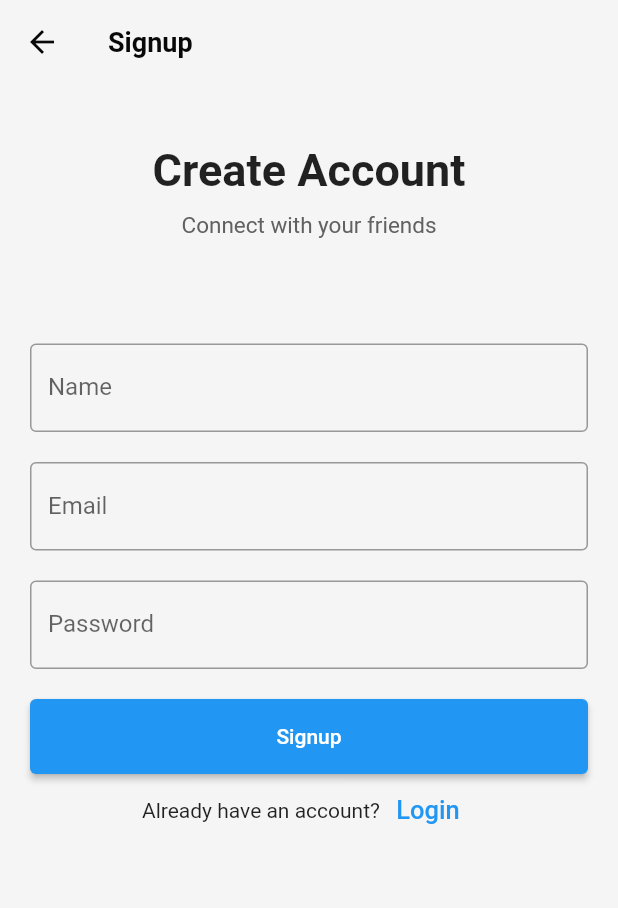
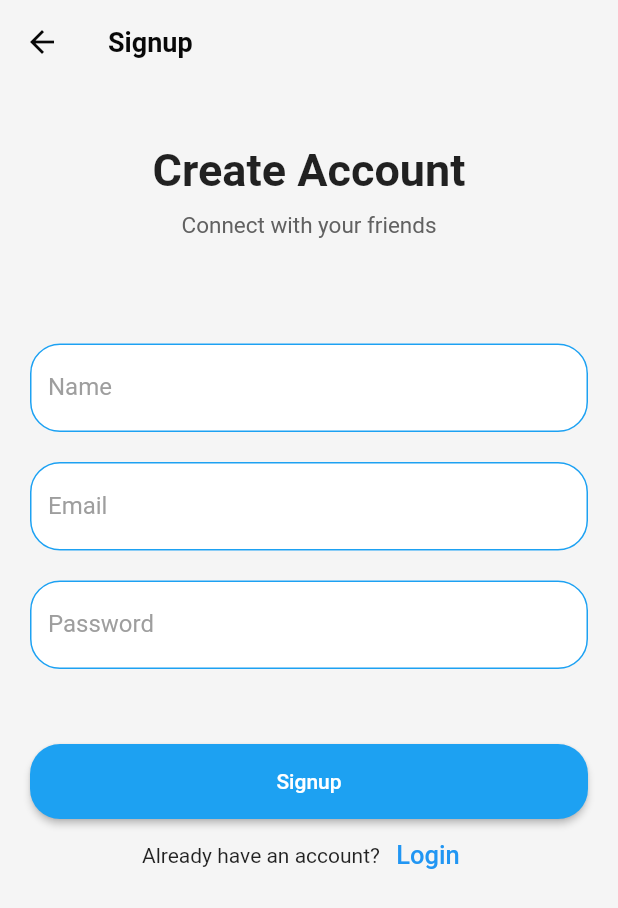
Before and after one commit to svikapp/svik, a Flutter app: the screen it shows after launch, after a tap on "Sign up", on a phone screen of 412 x 824 dp. Shown: the top 908 px of the screen. Run offline on Flutter 3.47's test engine with Material 2 defaults, Android fonts, the phone set to English and light mode, and no system bars; our stand-ins replace bloc, dartz, dio, equatable, eva_icons_flutter, flutter_bloc and 3 more.

Commit message:
solved verify session issue & improved login & signup view

```diff
--- a/lib/app.dart
+++ b/lib/app.dart
@@ -8,7 +8,7 @@ import 'package:svik/presentation/pages/authentication/login_view.dart';
 import 'package:svik/presentation/pages/settings/setting_view.dart';
 import 'package:svik/presentation/pages/settings/views/about_view/about_view.dart';
 import 'package:svik/presentation/pages/settings/views/set_theme_view/set_theme_view.dart';
-import 'package:svik/presentation/pages/deceider_view.dart';
+import 'package:svik/presentation/pages/decider_view.dart';
 import 'package:svik/presentation/themes/app_theme.dart';
 
 import 'domain/usecases/auth/verify_session.dart';
@@ -38,12 +38,12 @@ class App extends StatelessWidget {
           return MaterialApp(
             initialRoute: '/',
             routes: {
-              "/":(context) => const DeceiderView(),
-              "/setting": (context) => SettingsView(),
-              "/settings/theme": (context) => SetThemeView(),
-              "/settings/about": (context) => AboutView(),
+              "/":(context) => const DeciderView(),
+              "/setting": (context) => const SettingsView(),
+              "/settings/theme": (context) => const SetThemeView(),
+              "/settings/about": (context) => const AboutView(),
               "/login":(context) => LoginView(),
-              "/signup":(context) => SignupPage(),
+              "/signup":(context) => const SignupPage(),
             },
             theme: AppTheme.light,
             darkTheme: AppTheme.dark,
--- a/lib/core/error/failures.dart
+++ b/lib/core/error/failures.dart
@@ -10,4 +10,7 @@ class AuthFailure extends Failure {
   AuthFailure({required this.message});
 }
 
-class SessionFailure extends Failure {}
+class SessionFailure extends Failure {
+  final String message;
+  SessionFailure({required this.message});
+}
--- a/lib/data/data_sources/auth/auth_api_client.dart
+++ b/lib/data/data_sources/auth/auth_api_client.dart
@@ -1,15 +1,18 @@
 import 'dart:convert';
 
 import 'package:dio/dio.dart';
+import 'package:logger/logger.dart';
 import 'package:svik/core/error/exceptions.dart';
 
 class AuthApiClient {
   final Dio dioClient;
+  late final Logger logger;
   AuthApiClient({required this.dioClient});
 
   // Future<Map<String, dynamic>> login(String email, String password) async {}
 
   Future<Map<String, dynamic>> verifySession(String token) async {
+    logger = Logger();
     final response = await dioClient.get(
       '/user/session',
       options: Options(
@@ -17,9 +20,11 @@ class AuthApiClient {
       ),
     );
     final data = jsonDecode(response.data);
+    // logger.i(data);
     if (data['verified']) {
       return data;
     } else {
+      // logger.e(data['message']);
       throw ApiException(message: data['message']);
     }
   }
--- a/lib/data/data_sources/auth/auth_datasource.dart
+++ b/lib/data/data_sources/auth/auth_datasource.dart
@@ -29,10 +29,7 @@ class AuthDataSourceImpl implements AuthDataSource {
     try {
       final token = await cacheHelper.getToken();
       final result = await authApiClient.verifySession(token);
-      return SessionResult(
-        message: result['message'],
-        verified: true,
-      );
+      return SessionResult.fromJson(result);
     } on CacheException {
       throw AuthException(message: "no token available");
     } on ApiException catch (e) {
--- a/lib/data/models/auth/session_result.dart
+++ b/lib/data/models/auth/session_result.dart
@@ -1,11 +1,19 @@
 import 'package:svik/domain/entities/auth/session_result.dart';
 
 class SessionResult extends SessionResultEntity {
-  final String message;
-  final bool verified;
-  SessionResult({required this.message, required this.verified})
-      : super(
-          message: message,
-          verified: verified,
-        );
+  SessionResult({required super.message, required super.verified});
+
+  factory SessionResult.fromJson(Map<String, dynamic> json) {
+    return SessionResult(
+      message: json['message'],
+      verified: json['verified'],
+    );
+  }
+
+  Map<String, dynamic> toJson() {
+    return {
+      'message': message,
+      'verified': verified,
+    };
+  }
 }
--- a/lib/data/repositories/auth/auth_repository_impl.dart
+++ b/lib/data/repositories/auth/auth_repository_impl.dart
@@ -36,12 +36,12 @@ class AuthRepositoryImpl implements AuthRepository {
   }
 
   @override
-  Future<Either<Failure, SessionResultEntity>> verifySession() async {
+  Future<Either<SessionFailure, SessionResultEntity>> verifySession() async {
     try {
       final res = await authDataSource.verifySession();
       return Right(res);
-    } catch (e) {
-      return Left(SessionFailure());
+    }on AuthException catch (e) {
+      return Left(SessionFailure(message: e.message));
     }
   }
 
--- a/lib/domain/repositories/auth/auth_repository.dart
+++ b/lib/domain/repositories/auth/auth_repository.dart
@@ -49,6 +49,6 @@ abstract class AuthRepository {
 
   Future<Either<AuthFailure,void>> logout();
 
-  Future<Either<Failure,SessionResultEntity>> verifySession();
+  Future<Either<SessionFailure,SessionResultEntity>> verifySession();
 
 }
--- a/lib/domain/usecases/auth/verify_session.dart
+++ b/lib/domain/usecases/auth/verify_session.dart
@@ -9,7 +9,7 @@ class VerifySession implements UseCase<SessionResultEntity,NoParams> {
 
   VerifySession({required this.authRepository});
   @override
-  Future<Either<Failure, SessionResultEntity>> call(NoParams params)async {
+  Future<Either<SessionFailure, SessionResultEntity>> call(NoParams params)async {
     return await authRepository.verifySession();
   }
 }
--- a/lib/injection_container.dart
+++ b/lib/injection_container.dart
@@ -1,5 +1,6 @@
 import 'package:get_it/get_it.dart';
 import 'package:dio/dio.dart';
+import 'package:logger/logger.dart';
 import 'package:shared_preferences/shared_preferences.dart';
 import 'package:svik/data/data_sources/auth/auth_api_client.dart';
 import 'package:svik/data/data_sources/auth/auth_datasource.dart';
@@ -13,16 +14,23 @@ import 'data/local/cache_helper.dart';
 final sl = GetIt.instance;
 
 Future<void> init() async {
+  final logger = Logger();
+  logger.i('Injecting dependencies');
   // Initializing a new instance of Dio client and setting the base url to the API endpoint.
   final dioClient = Dio();
-  dioClient.options.baseUrl = "htttp://localhost:3000";
+  dioClient.options.baseUrl = "http://localhost:3000";
+
   // Blocs
   sl.registerLazySingleton<AuthBloc>(() => AuthBloc(verifySession: sl<VerifySession>()));
+
+
   // Usecases
   sl.registerLazySingleton<VerifySession>(() => VerifySession(authRepository: sl<AuthRepository>()));
+
+
   // Repositories
-  sl.registerLazySingleton<AuthRepository>(
-      () => AuthRepositoryImpl(authDataSource: sl()));
+  sl.registerLazySingleton<AuthRepository>(() => AuthRepositoryImpl(authDataSource: sl()));
+
 
   // Datasources and Helpers
   sl.registerLazySingleton<AuthDataSource>(
@@ -31,14 +39,20 @@ Future<void> init() async {
       cacheHelper: sl<CacheHelper>(),
     ),
   );
+
   sl.registerLazySingleton(() => CacheHelper(sl<SharedPreferences>()));
+
 
   // Api Clients for different features
   sl.registerLazySingleton(() => AuthApiClient(dioClient: sl<Dio>()));
+
+
 
   //! External
   final sharedPreferences = await SharedPreferences.getInstance();
   sl.registerLazySingleton(() => sharedPreferences);
 
   sl.registerLazySingleton(() => dioClient);
+
+  // sl.registerLazySingleton(() => Logger());
 }
--- a/lib/presentation/bloc/auth/auth_bloc.dart
+++ b/lib/presentation/bloc/auth/auth_bloc.dart
@@ -1,5 +1,6 @@
 import 'package:bloc/bloc.dart';
 import 'package:equatable/equatable.dart';
+import 'package:logger/logger.dart';
 import 'package:svik/core/usecases/usecase.dart';
 import 'package:svik/domain/usecases/auth/verify_session.dart';
 
@@ -9,10 +10,18 @@ part 'auth_state.dart';
 class AuthBloc extends Bloc<AuthEvent, AuthState> {
   final VerifySession verifySession;
   AuthBloc({required this.verifySession}) : super(Uninitialized()) {
-    on<AppStarted>((event, emit)async {
+    on<AppStarted>((event, emit) async {
       emit(AuthLoading());
       final result = await verifySession.call(NoParams());
-      final state = result.fold((l) => UnAuthenticated(), (r) => Authenticated());
+      Logger logger = Logger();
+      logger.i('Got result for session verification');
+      final state = result.fold((l) {
+        logger.e('Error verification - ${l.message}');
+        return UnAuthenticated();
+      }, (r) {
+        logger.i('Authenticated');
+        return Authenticated();
+      });
       emit(state);
     });
   }
--- a/lib/presentation/pages/authentication/signup_view.dart
+++ b/lib/presentation/pages/authentication/signup_view.dart
@@ -71,7 +71,7 @@ class SignupPage extends StatelessWidget {
               ),
             ),
             SizedBox(
-              height: 20,
+              height: 50,
             ),
             Container(
               height: 50,
--- a/lib/presentation/pages/deceider_view.dart
+++ b/lib/presentation/pages/decider_view.dart
@@ -1,15 +1,12 @@
-import 'package:flutter/cupertino.dart';
 import 'package:flutter/material.dart';
-import 'package:flutter/src/widgets/container.dart';
-import 'package:flutter/src/widgets/framework.dart';
 import 'package:flutter_bloc/flutter_bloc.dart';
 import 'package:svik/presentation/pages/homepage_view.dart';
 import 'package:svik/presentation/pages/authentication/login_view.dart';
 
 import '../bloc/auth/auth_bloc.dart';
 
-class DeceiderView extends StatelessWidget {
-  const DeceiderView({super.key});
+class DeciderView extends StatelessWidget {
+  const DeciderView({super.key});
 
   @override
   Widget build(BuildContext context) {
--- a/lib/presentation/themes/app_theme.dart
+++ b/lib/presentation/themes/app_theme.dart
@@ -42,6 +42,58 @@ class AppTheme {
         showUnselectedLabels: false,
         showSelectedLabels: false,
       ),
+      inputDecorationTheme: InputDecorationTheme(
+        filled: true,
+        fillColor: Colors.white,
+        focusedBorder: OutlineInputBorder(
+          borderRadius: BorderRadius.circular(20.0),
+          borderSide: BorderSide(
+            color: Color(0xff1DA1F2),
+          ),
+        ),
+        enabledBorder: OutlineInputBorder(
+          borderRadius: BorderRadius.circular(20.0),
+          borderSide: BorderSide(
+            color: Color(0xff1DA1F2),
+          ),
+        ),
+        errorBorder: OutlineInputBorder(
+          borderRadius: BorderRadius.circular(20.0),
+          borderSide: BorderSide(
+            color: Colors.red,
+          ),
+        ),
+        focusedErrorBorder: OutlineInputBorder(
+          borderRadius: BorderRadius.circular(20.0),
+          borderSide: BorderSide(
+            color: Colors.red,
+          ),
+        ),
+        labelStyle: TextStyle(
+          color: Colors.grey,
+        ),
+        hintStyle: TextStyle(
+          color: Colors.grey,
+        ),
+      ),
+      elevatedButtonTheme: ElevatedButtonThemeData(
+        style: ElevatedButton.styleFrom(
+          primary: Color(0xff1DA1F2),
+          shape: RoundedRectangleBorder(
+            borderRadius: BorderRadius.circular(20),
+          ),
+          minimumSize: Size(150.0, 50.0),
+        ),
+      ),
+      buttonTheme: ButtonThemeData(
+        buttonColor: Color(0xff1DA1F2),
+        textTheme: ButtonTextTheme.primary,
+        shape: RoundedRectangleBorder(
+          borderRadius: BorderRadius.circular(30),
+        ),
+        minWidth: 150.0,
+        height: 50.0,
+      ),
       checkboxTheme: CheckboxThemeData(
         fillColor: MaterialStateColor.resolveWith((states) => Colors.blue),
       ),
@@ -52,9 +104,12 @@ class AppTheme {
       ),
     );
   }
+
   //hello
   static ThemeData get dark {
-    Color textColor = Color(0xff1DA1F2).computeLuminance() > 0.5 ? Colors.black : Colors.white;
+    Color textColor = Color(0xff1DA1F2).computeLuminance() > 0.5
+        ? Colors.black
+        : Colors.white;
     Color bgColor = Colors.black;
     return ThemeData.dark().copyWith(
       scaffoldBackgroundColor: bgColor,
@@ -99,6 +154,34 @@ class AppTheme {
           statusBarIconBrightness: Brightness.light,
         ),
       ),
+      inputDecorationTheme: InputDecorationTheme(
+        filled: true,
+        fillColor: Colors.grey[900],
+        focusedBorder: OutlineInputBorder(
+          borderSide: BorderSide(color: Color(0xff1DA1F2), width: 2.0),
+          borderRadius: BorderRadius.circular(20.0),
+        ),
+        enabledBorder: OutlineInputBorder(
+          borderSide: BorderSide(color: Color.fromARGB(255, 97, 97, 97), width: 1.0),
+          borderRadius: BorderRadius.circular(20.0),
+        ),
+        border: OutlineInputBorder(
+          borderSide: BorderSide(color: Color.fromARGB(255, 97, 97, 97), width: 1.0),
+          borderRadius: BorderRadius.circular(20.0),
+        ),
+        labelStyle: TextStyle(color: Colors.grey[400]),
+        hintStyle: TextStyle(color: Colors.grey[400]),
+        errorStyle: TextStyle(color: Colors.redAccent),
+      ),
+      elevatedButtonTheme: ElevatedButtonThemeData(
+        style: ElevatedButton.styleFrom(
+          primary: Color(0xff1DA1F2),
+          shape: RoundedRectangleBorder(
+            borderRadius: BorderRadius.circular(20),
+          ),
+          minimumSize: Size(150.0, 50.0),
+        ),
+      ),
       cardTheme: CardTheme(
         color: Colors.grey[800],
         elevation: 5,
--- a/pubspec.yaml
+++ b/pubspec.yaml
@@ -39,6 +39,7 @@ dependencies:
   flutter_bloc: ^8.1.2
   get_it: ^7.2.0
   http: ^0.13.5
+  logger: ^1.3.0
   shared_preferences: ^2.1.0
 
 dev_dependencies:
```
Also changed, not shown: pubspec.lock, 1 other file.
